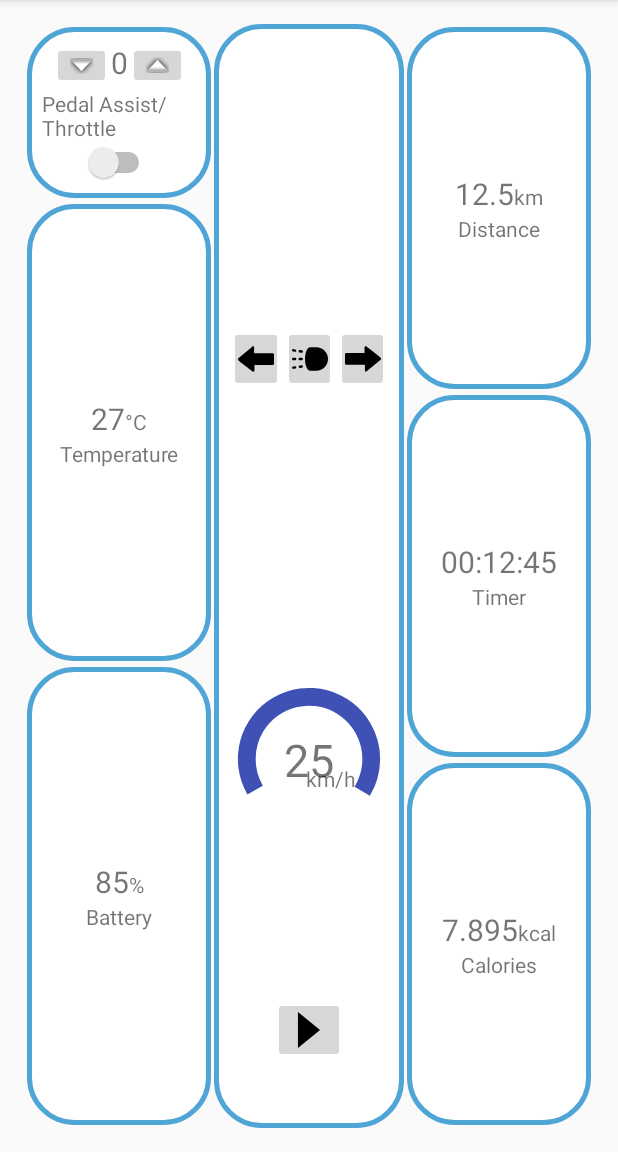
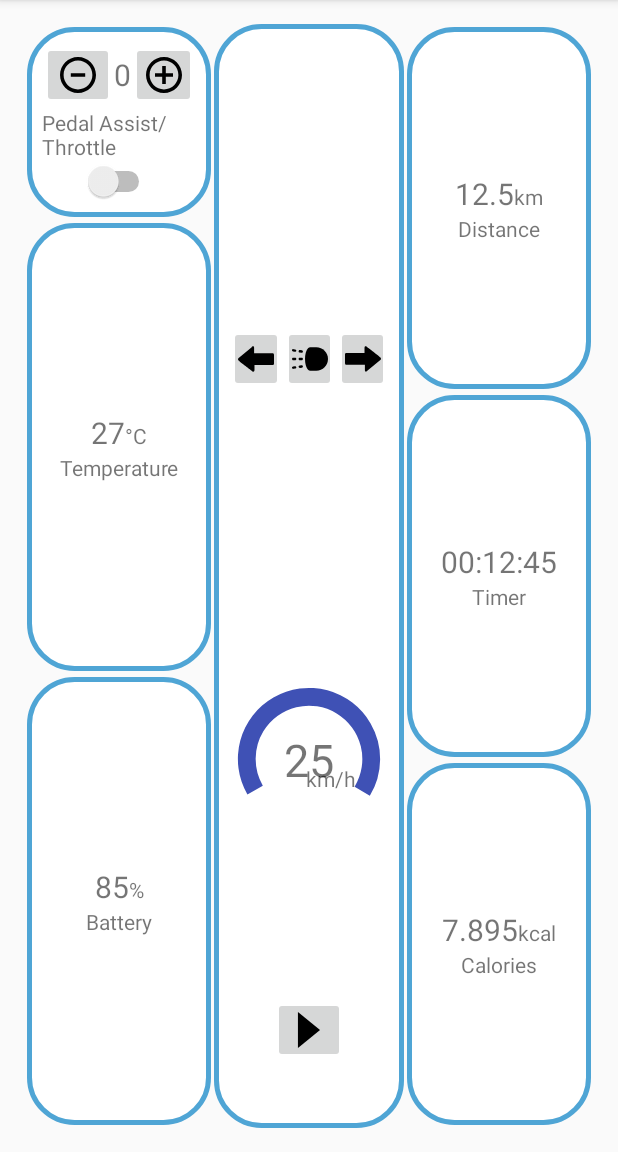
Before and after one commit to PreDated92/BenoReno, an Android app: the fragment FragmentHome shown on its own in the app's theme, on a phone screen of 412 x 824 dp, the part 84-1236 px from its top. Run offline under Robolectric (Android 15) with nearby library versions, the phone set to English and light mode, and no system bars.

Commit message:
Added plus minus icons to pas

```diff
--- /dev/null
+++ b/app/src/main/res/drawable/ic_minus.xml
@@ -0,0 +1,11 @@
+<?xml version="1.0" encoding="utf-8"?>
+<vector xmlns:android="http://schemas.android.com/apk/res/android"
+    android:width="24dp"
+    android:height="24dp"
+    android:viewportWidth="510"
+    android:viewportHeight="510">
+
+    <path
+        android:fillColor="#000000"
+        android:pathData="M255,0C114.75,0,0,114.75,0,255s114.75,255,255,255s255-114.75,255-255S395.25,0,255,0z M255,459 c-112.2,0-204-91.8-204-204S142.8,51,255,51s204,91.8,204,204S367.2,459,255,459z M153,280.5h204v-51H153V280.5z" />
+</vector>
--- /dev/null
+++ b/app/src/main/res/drawable/ic_plus.xml
@@ -0,0 +1,11 @@
+<?xml version="1.0" encoding="utf-8"?>
+<vector xmlns:android="http://schemas.android.com/apk/res/android"
+    android:width="24dp"
+    android:height="24dp"
+    android:viewportWidth="510"
+    android:viewportHeight="510">
+
+    <path
+        android:fillColor="#000000"
+        android:pathData="M280.5,127.5h-51v102h-102v51h102v102h51v-102h102v-51h-102V127.5z M255,0C114.75,0,0,114.75,0,255s114.75,255,255,255 s255-114.75,255-255S395.25,0,255,0z M255,459c-112.2,0-204-91.8-204-204S142.8,51,255,51s204,91.8,204,204S367.2,459,255,459z" />
+</vector>
--- a/app/src/main/res/layout/control_pas_tile.xml
+++ b/app/src/main/res/layout/control_pas_tile.xml
@@ -19,11 +19,12 @@
             android:id="@+id/btPasDown"
             android:layout_width="wrap_content"
             android:layout_height="wrap_content"
-            app:srcCompat="@android:drawable/arrow_down_float" />
+            android:src="@drawable/ic_minus" />
 
         <TextView
             android:id="@+id/tvValue"
             style="@style/bigText"
+            android:layout_gravity="center"
             android:text="Value" />
 
         <TextView
@@ -36,7 +37,7 @@
             android:id="@+id/btPasUp"
             android:layout_width="wrap_content"
             android:layout_height="wrap_content"
-            app:srcCompat="@android:drawable/arrow_up_float" />
+            android:src="@drawable/ic_plus"/>
 
     </LinearLayout>
 
```
